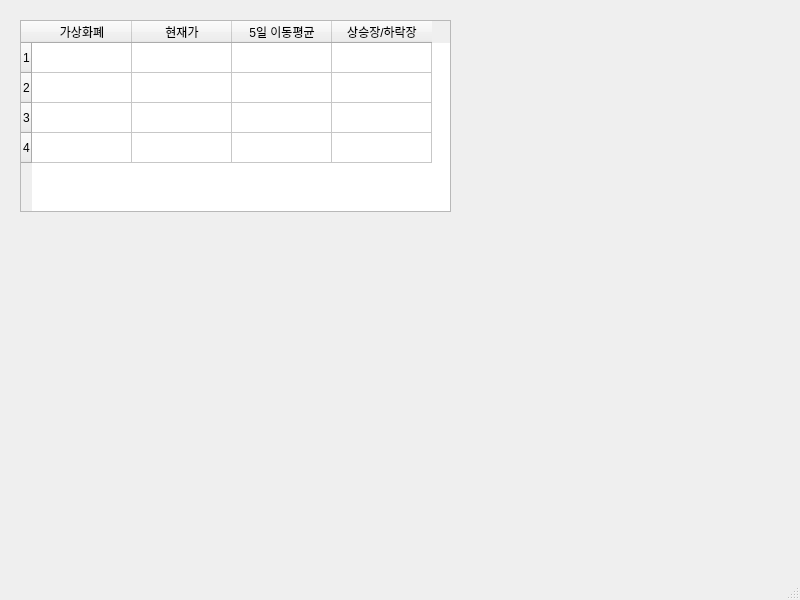
Old version of the form Resources/mainWindow.ui in the repository donghuna/Bitcoin.
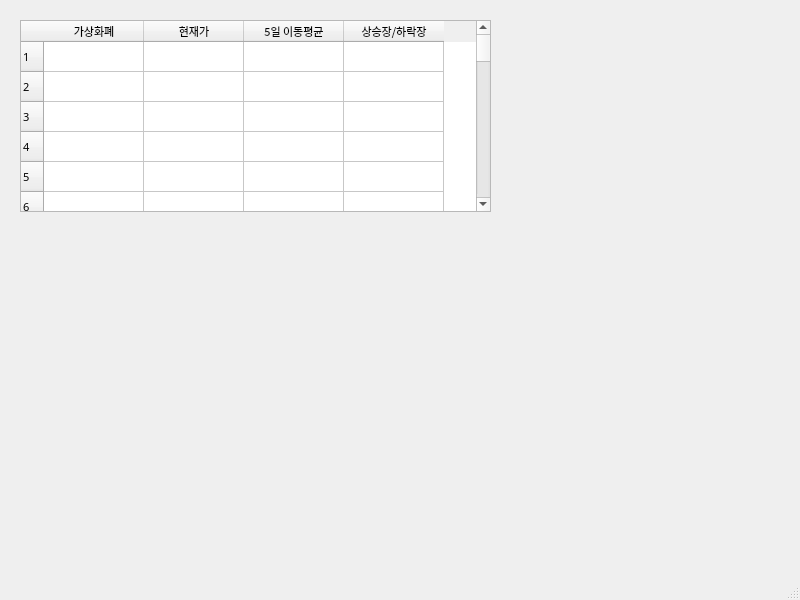
New version of the form.

```diff
--- a/Resources/mainWindow.ui
+++ b/Resources/mainWindow.ui
@@ -10,6 +10,11 @@
     <height>600</height>
    </rect>
   </property>
+  <property name="font">
+   <font>
+    <family>맑은 고딕</family>
+   </font>
+  </property>
   <property name="windowTitle">
    <string>MainWindow</string>
   </property>
@@ -19,17 +24,118 @@
      <rect>
       <x>20</x>
       <y>20</y>
-      <width>431</width>
+      <width>471</width>
       <height>192</height>
      </rect>
     </property>
+    <property name="font">
+     <font>
+      <pointsize>8</pointsize>
+     </font>
+    </property>
     <property name="rowCount">
-     <number>4</number>
+     <number>100</number>
     </property>
     <row/>
     <row/>
     <row/>
     <row/>
+    <row/>
+    <row/>
+    <row/>
+    <row/>
+    <row/>
+    <row/>
+    <row/>
+    <row/>
+    <row/>
+    <row/>
+    <row/>
+    <row/>
+    <row/>
+    <row/>
+    <row/>
+    <row/>
+    <row/>
+    <row/>
+    <row/>
+    <row/>
+    <row/>
+    <row/>
+    <row/>
+    <row/>
+    <row/>
+    <row/>
+    <row/>
+    <row/>
+    <row/>
+    <row/>
+    <row/>
+    <row/>
+    <row/>
+    <row/>
+    <row/>
+    <row/>
+    <row/>
+    <row/>
+    <row/>
+    <row/>
+    <row/>
+    <row/>
+    <row/>
+    <row/>
+    <row/>
+    <row/>
+    <row/>
+    <row/>
+    <row/>
+    <row/>
+    <row/>
+    <row/>
+    <row/>
+    <row/>
+    <row/>
+    <row/>
+    <row/>
+    <row/>
+    <row/>
+    <row/>
+    <row/>
+    <row/>
+    <row/>
+    <row/>
+    <row/>
+    <row/>
+    <row/>
+    <row/>
+    <row/>
+    <row/>
+    <row/>
+    <row/>
+    <row/>
+    <row/>
+    <row/>
+    <row/>
+    <row/>
+    <row/>
+    <row/>
+    <row/>
+    <row/>
+    <row/>
+    <row/>
+    <row/>
+    <row/>
+    <row/>
+    <row/>
+    <row/>
+    <row/>
+    <row/>
+    <row/>
+    <row/>
+    <row/>
+    <row/>
+    <row/>
+    <row/>
     <column>
      <property name="text">
       <string>가상화폐</string>
```
